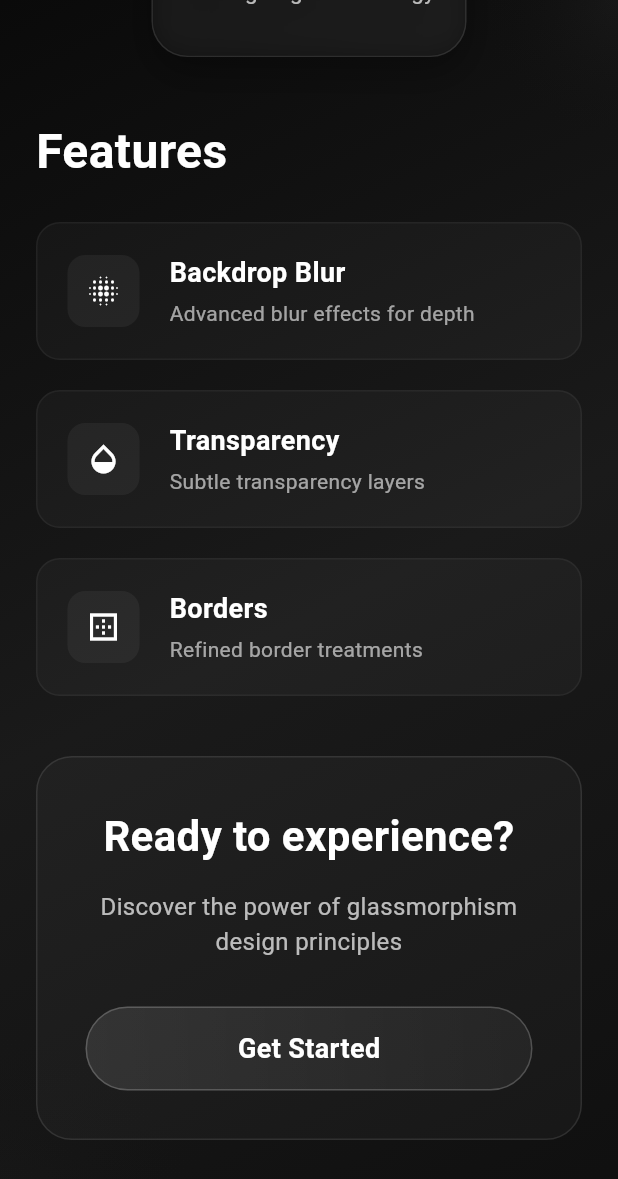
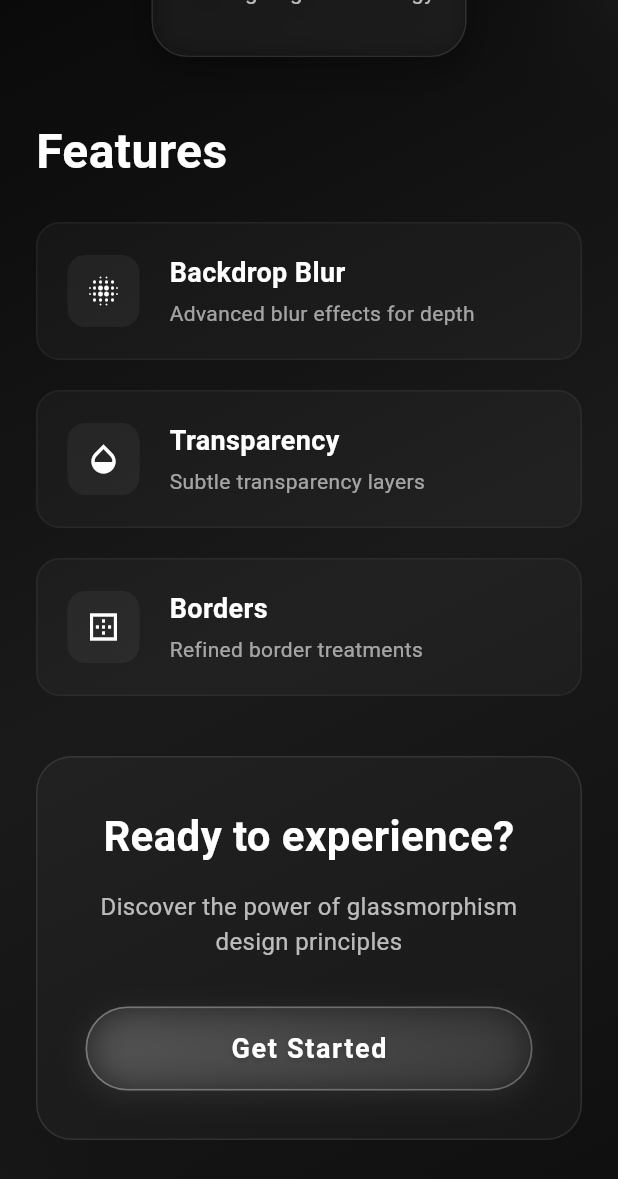
Before and after one commit to Nannoy/Glassmorphism-UI-Design, a Flutter app: the screen it shows after launch, scrolled down 775 dp, on a phone screen of 412 x 824 dp. Shown: the top 1179 px of the screen. Run offline on Flutter 3.47's test engine with Material 3 defaults, Android fonts, the phone set to English and light mode, and no system bars; Roboto replaces fonts that are missing (SF Pro Display).

Commit message:
Refactor: Enhance "Get Started" button with gradient, shadow, and blur
This commit refactors the "Get Started" button by:
- Updating the gradient with new alpha values and direction.
- Increasing border width and alpha.
- Adding a `BoxShadow`.
- Wrapping the button content with `ClipRRect` and `BackdropFilter` for a blurred effect.
- Implementing `InkWell` for tap interactions with a splash effect.
- Improving text style with `letterSpacing` and a subtle `Shadow`.
- Adding a `semanticsLabel` for accessibility.

```diff
--- a/lib/main.dart
+++ b/lib/main.dart
@@ -472,23 +472,55 @@ class _GlassmorphismHomePageState extends State<GlassmorphismHomePage>
             decoration: BoxDecoration(
               borderRadius: BorderRadius.circular(28),
               gradient: LinearGradient(
+                begin: Alignment.topLeft,
+                end: Alignment.bottomRight,
                 colors: [
-                  Colors.white.withValues(alpha: 0.1),
-                  Colors.white.withValues(alpha: 0.05),
+                  Colors.white.withValues(alpha: 0.18),
+                  Colors.white.withValues(alpha: 0.08),
                 ],
               ),
               border: Border.all(
-                color: Colors.white.withValues(alpha: 0.2),
-                width: 1,
+                color: Colors.white.withValues(alpha: 0.25),
+                width: 1.2,
               ),
+              boxShadow: [
+                BoxShadow(
+                  color: Colors.white.withValues(alpha: 0.08),
+                  blurRadius: 16,
+                  offset: Offset(0, 4),
                 ),
-            child: const Center(
+              ],
+            ),
+            child: ClipRRect(
+              borderRadius: BorderRadius.circular(28),
+              child: BackdropFilter(
+                filter: ImageFilter.blur(sigmaX: 12, sigmaY: 12),
+                child: InkWell(
+                  borderRadius: BorderRadius.circular(28),
+                  onTap: () {
+                    // TODO: Add navigation or action here
+                  },
+                  splashColor: Colors.white.withValues(alpha: 0.12),
+                  highlightColor: Colors.transparent,
+                  child: Center(
                     child: Text(
                       'Get Started',
+                      semanticsLabel: 'Get Started Button',
                       style: TextStyle(
                         color: Colors.white,
                         fontSize: 18,
                         fontWeight: FontWeight.w600,
+                        letterSpacing: 1.1,
+                        shadows: [
+                          Shadow(
+                            color: Colors.black.withValues(alpha: 0.18),
+                            blurRadius: 4,
+                            offset: Offset(0, 2),
+                          ),
+                        ],
+                      ),
+                    ),
+                  ),
                 ),
               ),
             ),
```
Lines whose indentation alone changed are shown as unchanged.
